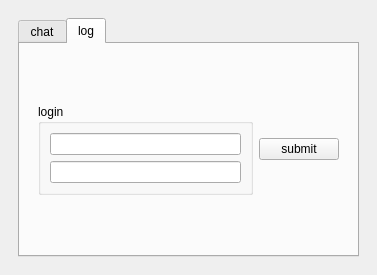
soleraeus/42_Matt-Daemon, file Ben_AFK/mainwindow.ui: the form before one commit.
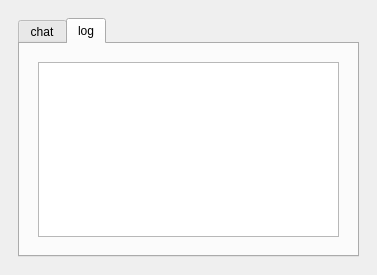
The form after the commit. The open tabs and pages were chosen to show the change.

Diff of the .ui file:
```diff
--- a/Ben_AFK/mainwindow.ui
+++ b/Ben_AFK/mainwindow.ui
@@ -150,7 +150,7 @@
             <item row="0" column="0">
              <widget class="QStackedWidget" name="stackedWidgetLog">
               <property name="currentIndex">
-               <number>1</number>
+               <number>0</number>
               </property>
               <widget class="QWidget" name="page">
                <layout class="QGridLayout" name="gridLayout_6">
@@ -170,32 +170,6 @@
                 </item>
                </layout>
               </widget>
-              <widget class="QWidget" name="page_2">
-               <layout class="QGridLayout" name="gridLayout_8">
-                <item row="0" column="0">
-                 <widget class="QGroupBox" name="groupBox">
-                  <property name="title">
-                   <string>login</string>
-                  </property>
-                  <layout class="QGridLayout" name="gridLayout_7">
-                   <item row="0" column="0">
-                    <widget class="QLineEdit" name="lineUsername"/>
-                   </item>
-                   <item row="1" column="0">
-                    <widget class="QLineEdit" name="linePassword"/>
-                   </item>
-                  </layout>
-                 </widget>
-                </item>
-                <item row="0" column="1">
-                 <widget class="QPushButton" name="buttonSubmit">
-                  <property name="text">
-                   <string>submit</string>
-                  </property>
-                 </widget>
-                </item>
-               </layout>
-              </widget>
              </widget>
             </item>
            </layout>
```
